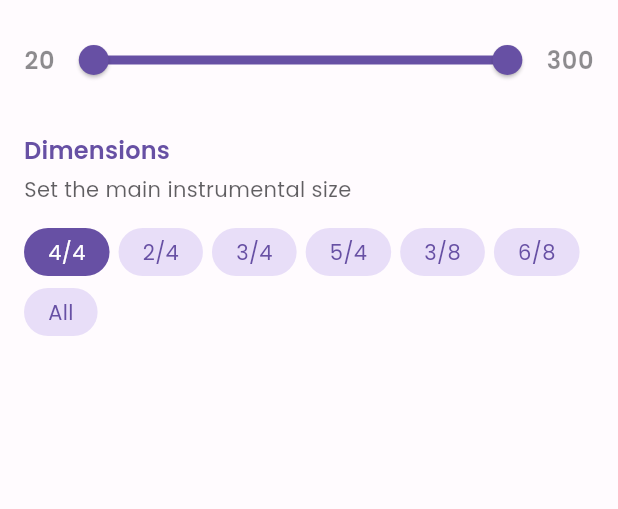
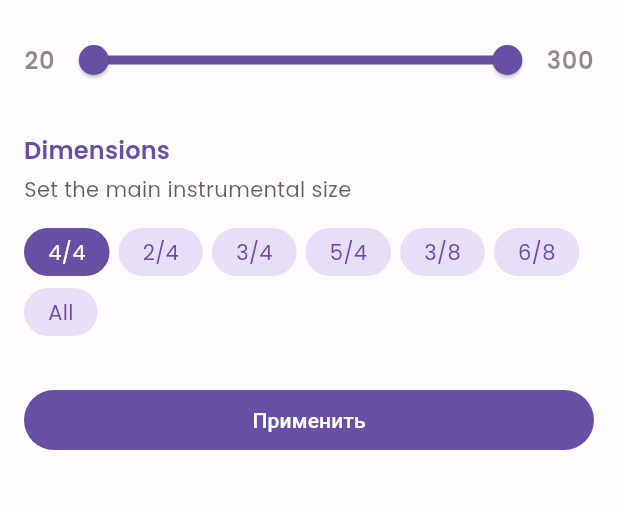
Before and after one commit to Damovetsky/beats-mavra, a Flutter app: the FilterSheet widget shown alone on an empty page, opened directly, on a phone screen of 412 x 824 dp, the part 396-905 px from its top. Run offline on Flutter 3.47's test engine with Material 2 defaults, Android fonts, the phone set to English and light mode, and no system bars; drawn by our look-alikes of flutter_tags; our stand-ins replace animated_theme_switcher, another_flushbar, auto_route, cloud_firestore, dartz, easy_localization and 15 more; missing offline and left inert: flutter_animator, solid_bottom_sheet; accounts and stored records are empty.

Commit message:
Add button start

```diff
--- a/lib/view/filter_sheet/filter_sheet.dart
+++ b/lib/view/filter_sheet/filter_sheet.dart
@@ -92,6 +92,14 @@ class _FilterSheetState extends State<FilterSheet> {
                     });
                   },
                 ),
+                const SizedBox(height: 32),
+                FilledButton(
+                  onPressed: () {},
+                  child: const Center(
+                    child: Text('Применить'),
+                  ),
+                ),
+                const SizedBox(height: screenBottomScrollPadding * 2),
               ],
             ),
           ),
```
